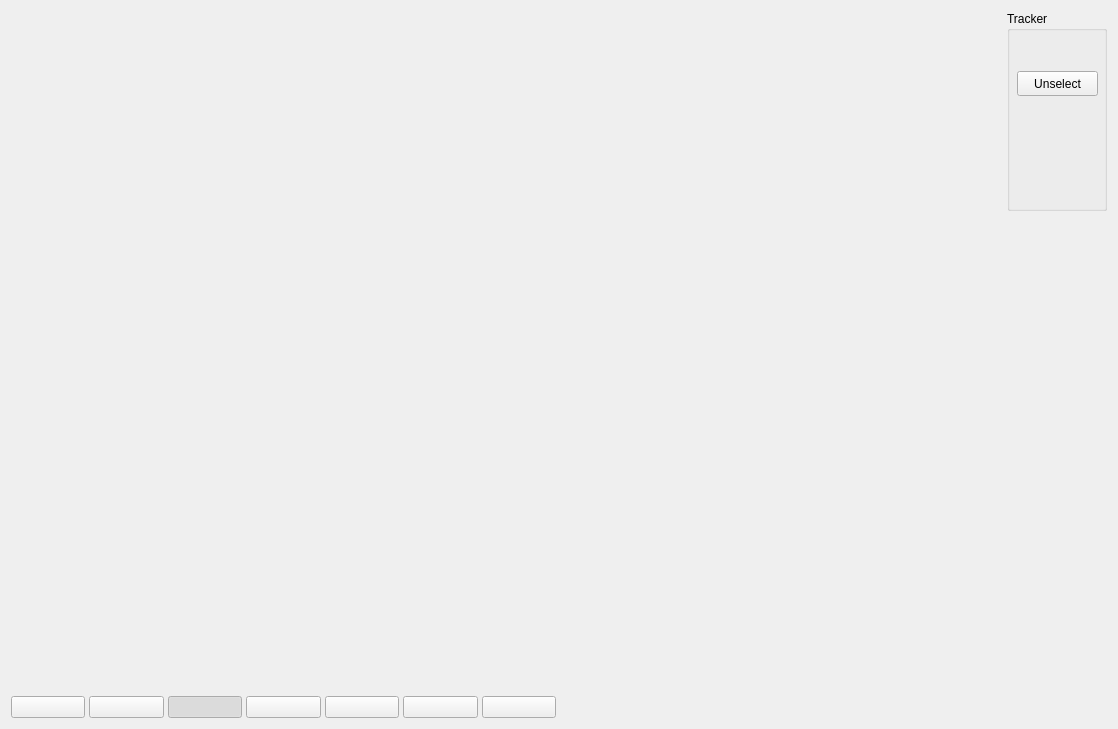
Platash/Reco_3, file videowindow.ui: the form before one commit.
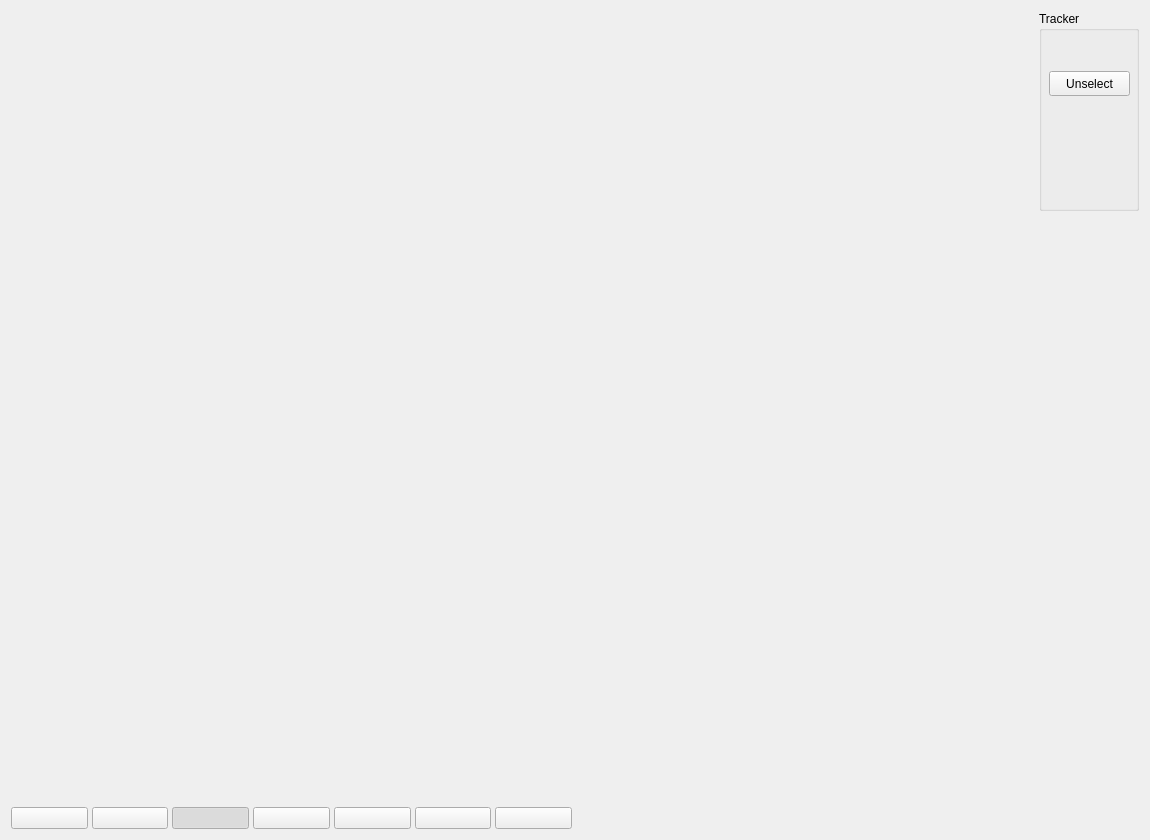
The form after the commit. Icons and pictures are not drawn.

What changed in the file:
```diff
--- a/videowindow.ui
+++ b/videowindow.ui
@@ -6,8 +6,8 @@
    <rect>
     <x>0</x>
     <y>0</y>
-    <width>1118</width>
-    <height>729</height>
+    <width>1150</width>
+    <height>840</height>
    </rect>
   </property>
   <property name="windowTitle">
```
